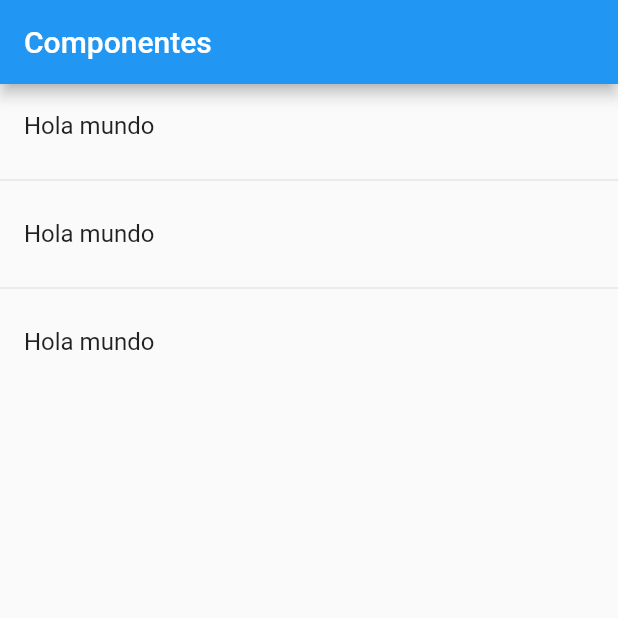
After one commit to jaimetellezb/flutter-components, a Flutter app: the screen it shows after launch, on a phone screen of 412 x 824 dp, the top half of it. The commit adds this screen. Run offline on Flutter 3.47's test engine with Material 2 defaults, Android fonts, the phone set to English and light mode, and no system bars.

Commit message:
Home Page correcto

```diff
--- a/lib/main.dart
+++ b/lib/main.dart
@@ -1,6 +1,6 @@
-import 'package:components/src/home_temp.dart';
+// others
+import 'package:components/src/pages/home_page.dart';
 import 'package:flutter/material.dart';
-
 void main() => runApp(MyApp());
 
 
@@ -11,7 +11,7 @@ class MyApp extends StatelessWidget {
     return MaterialApp(
       title: 'Componentes App',
       debugShowCheckedModeBanner: false,
-      home: HomePageTemp(),
+      home: HomePage(),
     );
   }
 
--- /dev/null
+++ b/lib/src/pages/home_page.dart
@@ -0,0 +1,35 @@
+import 'package:flutter/material.dart';
+
+class HomePage extends StatelessWidget {
+  @override
+  Widget build(BuildContext context) {
+    return Scaffold(
+      appBar: AppBar(
+        title: Text('Componentes'),
+      ),
+      body: _list(),
+    );
+  }
+
+  Widget _list() {
+    return ListView(
+      children: _listItems(),
+    );
+  }
+
+  List<Widget> _listItems() {
+    return [
+      ListTile(
+        title: Text('Hola mundo'),
+      ),
+      Divider(),
+      ListTile(
+        title: Text('Hola mundo'),
+      ),
+      Divider(),
+      ListTile(
+        title: Text('Hola mundo'),
+      )
+    ];
+  }
+}
```
Also changed, not shown: lib/src/pages/home_temp.dart (renamed from lib/src/home_temp.dart).
